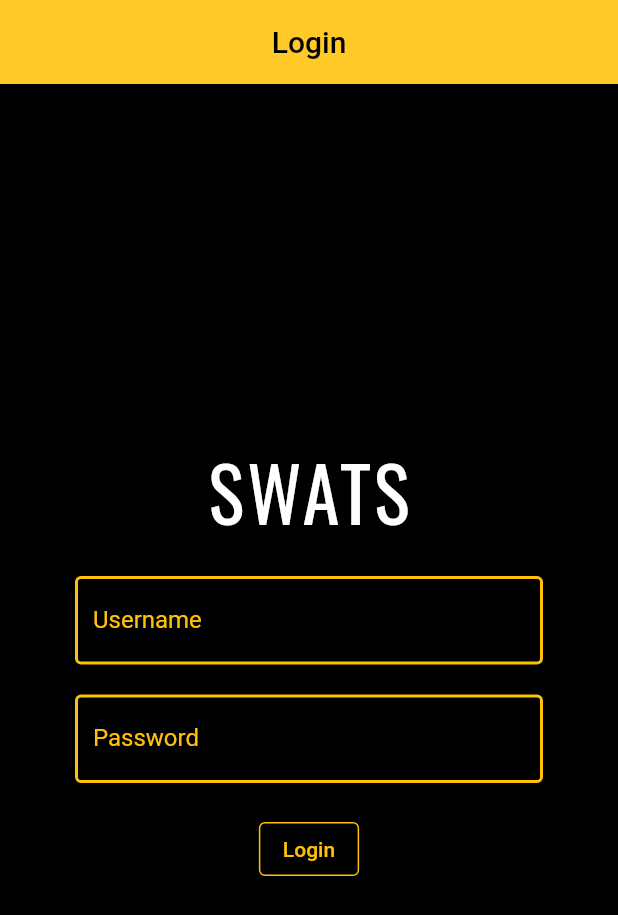
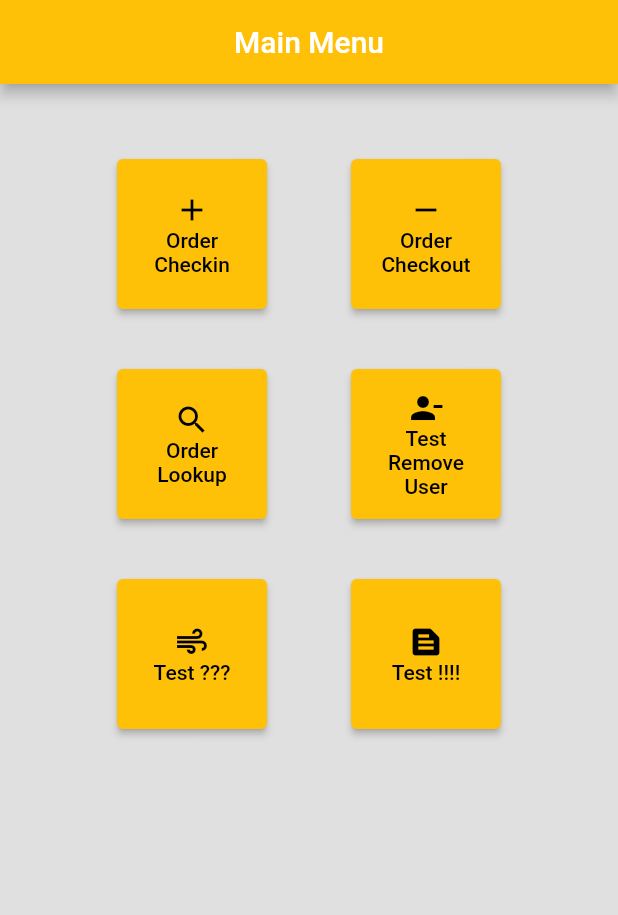
Before and after one commit to 4155-Software-Proj/swats, a Flutter app: the screen it shows after launch, after a tap on "Login", on a phone screen of 412 x 824 dp. Shown: the top 915 px of the screen. Run offline on Flutter 3.47's test engine with Material 2 defaults, Android fonts, the light colour scheme and no system bars; our stand-ins replace flutter_spinkit.

Commit message:
Co-authored-by: TheHongster <TheHongster@users.noreply.github.com> Co-authored-by: Jonathan Helms <jhelms71@users.noreply.github.com>

```diff
--- a/lib/main.dart
+++ b/lib/main.dart
@@ -1,6 +1,7 @@
 import 'package:flutter/material.dart';
 import 'package:swats/pages/loading.dart';
 import 'package:swats/pages/login.dart';
+import 'package:swats/pages/mainMenu.dart';
 
 void main() {
   runApp(MaterialApp(
@@ -8,7 +9,22 @@ void main() {
     routes: {
       '/': (context) => Loading(),
       '/login': (context) => Login(),
-      //'/mainMenu': (context) => MainMenu(),
+      '/mainMenu': (context) => MainMenu(),
+      //Order Check-in Screen Flow
+      //Scan In Here
+      //'/orderCheckIn': (context) => OrderCheckIn(),
+      //Scan Bin Here
+      //'/orderSummaryIn': (context) => OrderSummaryIn(), //This should have a confirmation pop in /mainMenu
+      //Order Checkout Screen Flow
+      //Scan Out Here
+      //'/orderSummaryOut': (context) => OrderSummaryOut(), //This should have a confirmation pop in /mainMenu
+      //Order Lookup Screen Flow
+      //'/lookUpOrder': (context) => LookUpOrder(),
+      //'/lookUpInfo': (context) => LookUpInfo(),
+      //Reports Screen Flow
+      //'/reportOptions': (context) => ReportOptions(),
+      //'/reportOutOrder': (context) => ReportOutOrder(),
+      //'/reportCurrProdQuant': (context) => ReportCurrProdQuant(),
     },
   ));
 }
--- a/lib/pages/loading.dart
+++ b/lib/pages/loading.dart
@@ -11,7 +11,9 @@ class Loading extends StatefulWidget {
 class _LoadingState extends State<Loading> {
   void fakeTime() async {
     //TODO: Establish Database connection here
-    await Future.delayed(Duration(seconds: 5));
+    await Future.delayed(
+        Duration(seconds: 5)); //TODO: Remove in prod, fake wait
+
     Navigator.pushReplacementNamed(context, '/login');
   }
 
--- a/lib/pages/login.dart
+++ b/lib/pages/login.dart
@@ -87,10 +87,12 @@ class _LoginState extends State<Login> {
                 ),
                 const SizedBox(height: 20),
                 OutlinedButton(
-                  style: OutlinedButton.styleFrom(side: BorderSide(width: 1.0, color: Colors.amber), primary: Colors.amber),
-
+                  style: OutlinedButton.styleFrom(
+                      side: BorderSide(width: 1.0, color: Colors.amber),
+                      primary: Colors.amber),
                   onPressed: () {
-                    print('Test Push');
+                    //print('Test Push');
+                    Navigator.pushReplacementNamed(context, '/mainMenu');
                   },
                   child: Text('Login'),
                 ),
--- /dev/null
+++ b/lib/pages/mainMenu.dart
@@ -0,0 +1,160 @@
+// ignore_for_file: file_names
+
+import 'package:flutter/material.dart';
+
+class MainMenu extends StatefulWidget {
+  const MainMenu({Key? key}) : super(key: key);
+
+  @override
+  _MainMenuState createState() => _MainMenuState();
+}
+
+class _MainMenuState extends State<MainMenu> {
+  @override
+  Widget build(BuildContext context) {
+    return Scaffold(
+      backgroundColor: Colors.grey[300],
+      appBar: AppBar(
+        backgroundColor: Colors.amber,
+        title: const Text('Main Menu'),
+        centerTitle: true,
+      ),
+      body: SingleChildScrollView(
+        child: Padding(
+          padding: const EdgeInsets.all(50.0),
+          child: Column(
+            mainAxisAlignment: MainAxisAlignment.center,
+            crossAxisAlignment: CrossAxisAlignment.center,
+            children: <Widget>[
+              Row(
+                mainAxisAlignment: MainAxisAlignment.spaceAround,
+                children: [
+                  ElevatedButton(
+                    style: ElevatedButton.styleFrom(
+                      fixedSize: const Size(100, 100),
+                      primary: Colors.amber,
+                    ),
+                    onPressed: () {},
+                    child: Column(
+                      mainAxisAlignment: MainAxisAlignment.center,
+                      children: <Widget>[
+                        Icon(Icons.add, color: Colors.black),
+                        Text(
+                          'Order Checkin',
+                          style: TextStyle(color: Colors.black),
+                          textAlign: TextAlign.center,
+                        ),
+                      ],
+                    ),
+                  ),
+                  ElevatedButton(
+                    style: ElevatedButton.styleFrom(
+                      fixedSize: const Size(100, 100),
+                      primary: Colors.amber,
+                    ),
+                    onPressed: () {},
+                    child: Column(
+                      mainAxisAlignment: MainAxisAlignment.center,
+                      children: <Widget>[
+                        Icon(Icons.remove, color: Colors.black),
+                        Text(
+                          'Order Checkout',
+                          style: TextStyle(color: Colors.black),
+                          textAlign: TextAlign.center,
+                        ),
+                      ],
+                    ),
+                  ),
+                ],
+              ),
+              SizedBox(height: 40),
+              Row(
+                mainAxisAlignment: MainAxisAlignment.spaceAround,
+                children: [
+                  ElevatedButton(
+                    style: ElevatedButton.styleFrom(
+                      fixedSize: const Size(100, 100),
+                      primary: Colors.amber,
+                    ),
+                    onPressed: () {},
+                    child: Column(
+                      mainAxisAlignment: MainAxisAlignment.center,
+                      children: <Widget>[
+                        Icon(Icons.search, color: Colors.black),
+                        Text(
+                          'Order Lookup',
+                          style: TextStyle(
+                            color: Colors.black,
+                          ),
+                          textAlign: TextAlign.center,
+                        ),
+                      ],
+                    ),
+                  ),
+                  ElevatedButton(
+                    style: ElevatedButton.styleFrom(
+                      fixedSize: const Size(100, 100),
+                      primary: Colors.amber,
+                    ),
+                    onPressed: () {},
+                    child: Column(
+                      mainAxisAlignment: MainAxisAlignment.center,
+                      children: <Widget>[
+                        Icon(Icons.person_remove, color: Colors.black),
+                        Text(
+                          'Test Remove User',
+                          style: TextStyle(color: Colors.black),
+                          textAlign: TextAlign.center,
+                        ),
+                      ],
+                    ),
+                  ),
+                ],
+              ),
+              SizedBox(height: 40),
+              Row(
+                mainAxisAlignment: MainAxisAlignment.spaceAround,
+                children: [
+                  ElevatedButton(
+                    style: ElevatedButton.styleFrom(
+                      fixedSize: const Size(100, 100),
+                      primary: Colors.amber,
+                    ),
+                    onPressed: () {},
+                    child: Column(
+                      mainAxisAlignment: MainAxisAlignment.center,
+                      children: <Widget>[
+                        Icon(Icons.air, color: Colors.black),
+                        Text(
+                          'Test ???',
+                          style: TextStyle(color: Colors.black),
+                        ),
+                      ],
+                    ),
+                  ),
+                  ElevatedButton(
+                    style: ElevatedButton.styleFrom(
+                      fixedSize: const Size(100, 100),
+                      primary: Colors.amber,
+                    ),
+                    onPressed: () {},
+                    child: Column(
+                      mainAxisAlignment: MainAxisAlignment.center,
+                      children: <Widget>[
+                        Icon(Icons.text_snippet, color: Colors.black),
+                        Text(
+                          'Test !!!!',
+                          style: TextStyle(color: Colors.black),
+                        ),
+                      ],
+                    ),
+                  ),
+                ],
+              ),
+            ],
+          ),
+        ),
+      ),
+    );
+  }
+}
--- a/pubspec.yaml
+++ b/pubspec.yaml
@@ -60,9 +60,8 @@ flutter:
   uses-material-design: true
 
   # To add assets to your application, add an assets section, like this:
-  # assets:
-  #   - images/a_dot_burr.jpeg
-  #   - images/a_dot_ham.jpeg
+  assets:
+    - images/
 
   # An image asset can refer to one or more resolution-specific "variants", see
   # https://flutter.dev/assets-and-images/#resolution-aware.
```
